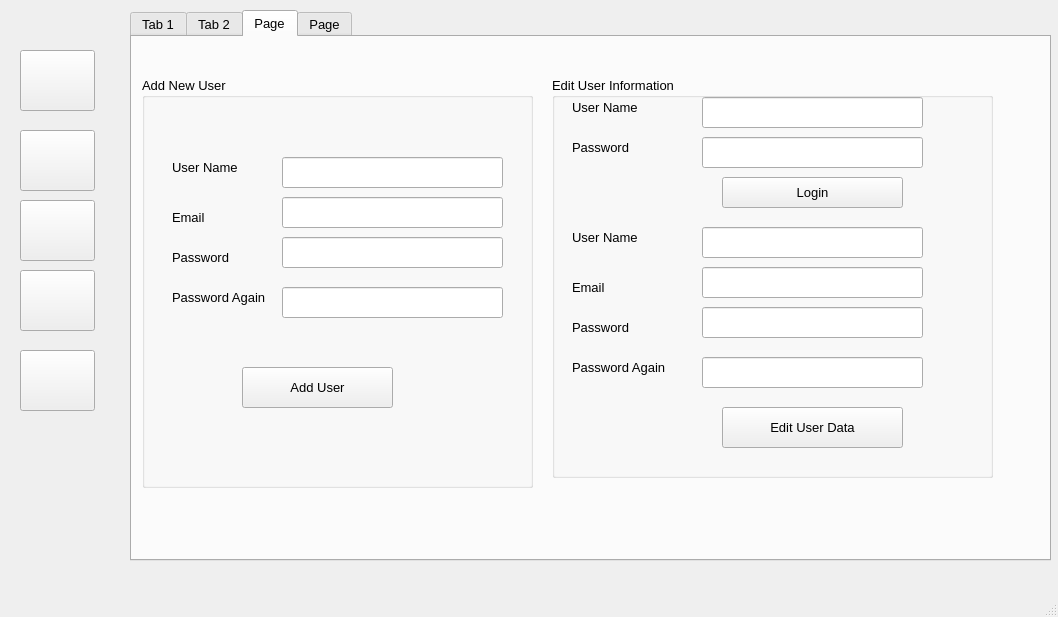
This is library.ui in Ajay-2007/Library-Mangement-System as Qt 5 draws it before an edit. The edited form follows.
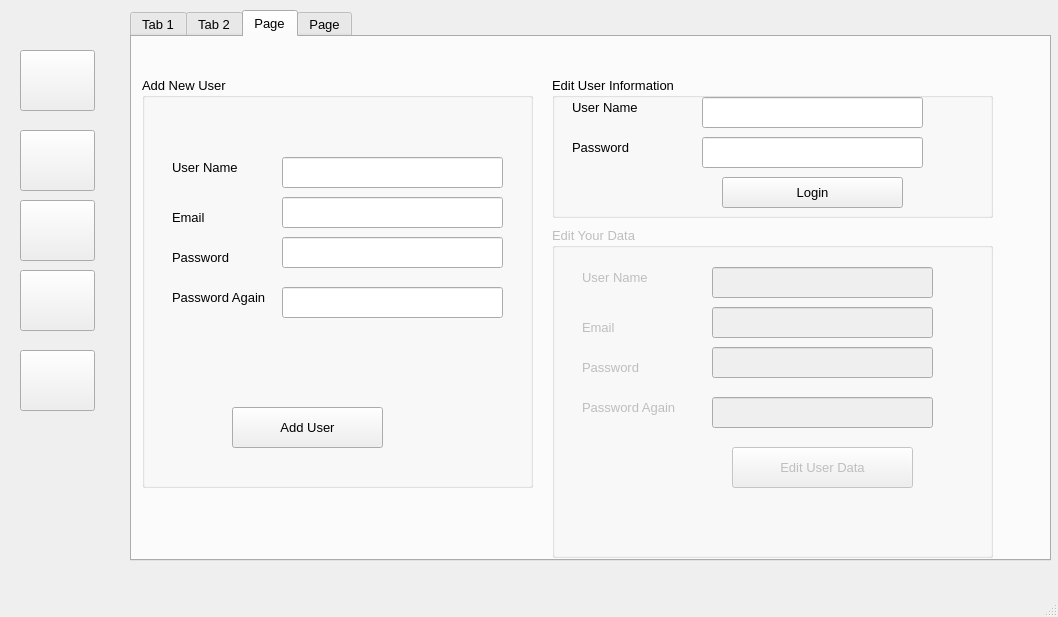
This is the edited form. The open tabs and pages were chosen to show the change. Icons and pictures are not drawn.

Commit message: Adding New Users and checking whether the user has entered correct  username and password.

```diff
--- a/library.ui
+++ b/library.ui
@@ -1043,8 +1043,8 @@
       <widget class="QPushButton" name="pushButton_11">
        <property name="geometry">
         <rect>
-         <x>100</x>
-         <y>290</y>
+         <x>90</x>
+         <y>330</y>
          <width>151</width>
          <height>41</height>
         </rect>
@@ -1053,6 +1053,19 @@
         <string>Add User</string>
        </property>
       </widget>
+      <widget class="QLabel" name="label_30">
+       <property name="geometry">
+        <rect>
+         <x>60</x>
+         <y>280</y>
+         <width>311</width>
+         <height>31</height>
+        </rect>
+       </property>
+       <property name="text">
+        <string/>
+       </property>
+      </widget>
      </widget>
      <widget class="QGroupBox" name="groupBox_3">
       <property name="geometry">
@@ -1060,7 +1073,7 @@
         <x>420</x>
         <y>40</y>
         <width>441</width>
-        <height>401</height>
+        <height>141</height>
        </rect>
       </property>
       <property name="title">
@@ -1128,11 +1141,53 @@
         <string>Login</string>
        </property>
       </widget>
+     </widget>
+     <widget class="QGroupBox" name="groupBox_4">
+      <property name="enabled">
+       <bool>false</bool>
+      </property>
+      <property name="geometry">
+       <rect>
+        <x>420</x>
+        <y>190</y>
+        <width>441</width>
+        <height>331</height>
+       </rect>
+      </property>
+      <property name="title">
+       <string>Edit Your Data</string>
+      </property>
+      <widget class="QLabel" name="label_23">
+       <property name="geometry">
+        <rect>
+         <x>30</x>
+         <y>90</y>
+         <width>51</width>
+         <height>21</height>
+        </rect>
+       </property>
+       <property name="text">
+        <string>Email</string>
+       </property>
+      </widget>
+      <widget class="QLineEdit" name="lineEdit_18">
+       <property name="geometry">
+        <rect>
+         <x>160</x>
+         <y>170</y>
+         <width>221</width>
+         <height>31</height>
+        </rect>
+       </property>
+       <property name="echoMode">
+        <enum>QLineEdit::Password</enum>
+       </property>
+      </widget>
       <widget class="QLabel" name="label_22">
        <property name="geometry">
         <rect>
-         <x>20</x>
-         <y>150</y>
+         <x>30</x>
+         <y>40</y>
          <width>71</width>
          <height>21</height>
         </rect>
@@ -1141,21 +1196,37 @@
         <string>User Name</string>
        </property>
       </widget>
-      <widget class="QLineEdit" name="lineEdit_15">
+      <widget class="QLabel" name="label_25">
        <property name="geometry">
         <rect>
-         <x>150</x>
-         <y>150</y>
+         <x>30</x>
+         <y>170</y>
+         <width>101</width>
+         <height>21</height>
+        </rect>
+       </property>
+       <property name="text">
+        <string>Password Again</string>
+       </property>
+      </widget>
+      <widget class="QLineEdit" name="lineEdit_16">
+       <property name="geometry">
+        <rect>
+         <x>160</x>
+         <y>120</y>
          <width>221</width>
          <height>31</height>
         </rect>
        </property>
+       <property name="echoMode">
+        <enum>QLineEdit::Password</enum>
+       </property>
       </widget>
       <widget class="QPushButton" name="pushButton_13">
        <property name="geometry">
         <rect>
-         <x>170</x>
-         <y>330</y>
+         <x>180</x>
+         <y>220</y>
          <width>181</width>
          <height>41</height>
         </rect>
@@ -1164,79 +1235,37 @@
         <string>Edit User Data</string>
        </property>
       </widget>
-      <widget class="QLabel" name="label_23">
+      <widget class="QLineEdit" name="lineEdit_15">
        <property name="geometry">
         <rect>
-         <x>20</x>
-         <y>200</y>
-         <width>51</width>
-         <height>21</height>
-        </rect>
-       </property>
-       <property name="text">
-        <string>Email</string>
-       </property>
-      </widget>
-      <widget class="QLabel" name="label_24">
-       <property name="geometry">
-        <rect>
-         <x>20</x>
-         <y>240</y>
-         <width>61</width>
-         <height>21</height>
-        </rect>
-       </property>
-       <property name="text">
-        <string>Password</string>
-       </property>
-      </widget>
-      <widget class="QLineEdit" name="lineEdit_16">
-       <property name="geometry">
-        <rect>
-         <x>150</x>
-         <y>230</y>
+         <x>160</x>
+         <y>40</y>
          <width>221</width>
          <height>31</height>
         </rect>
-       </property>
-       <property name="echoMode">
-        <enum>QLineEdit::Password</enum>
-       </property>
-      </widget>
-      <widget class="QLabel" name="label_25">
-       <property name="geometry">
-        <rect>
-         <x>20</x>
-         <y>280</y>
-         <width>101</width>
-         <height>21</height>
-        </rect>
-       </property>
-       <property name="text">
-        <string>Password Again</string>
        </property>
       </widget>
       <widget class="QLineEdit" name="lineEdit_17">
        <property name="geometry">
         <rect>
-         <x>150</x>
-         <y>190</y>
+         <x>160</x>
+         <y>80</y>
          <width>221</width>
          <height>31</height>
         </rect>
        </property>
       </widget>
-      <widget class="QLineEdit" name="lineEdit_18">
+      <widget class="QLabel" name="label_24">
        <property name="geometry">
         <rect>
-         <x>150</x>
-         <y>280</y>
-         <width>221</width>
-         <height>31</height>
+         <x>30</x>
+         <y>130</y>
+         <width>61</width>
+         <height>21</height>
         </rect>
        </property>
-       <property name="echoMode">
-        <enum>QLineEdit::Password</enum>
+       <property name="text">
+        <string>Password</string>
        </property>
       </widget>
      </widget>
```
Left out of the diff: 2 changed lines with no effect on the pictures. The commit also changes 1 other file.
